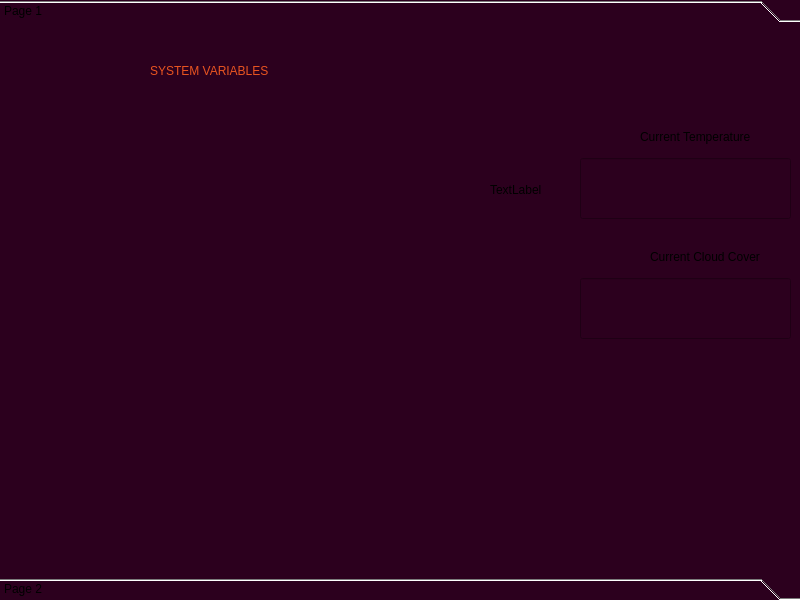
This is GUI/system.ui in kunz07/Energy-Management-of-HVAC-Systems as Qt 5 draws it before an edit. The edited form follows.
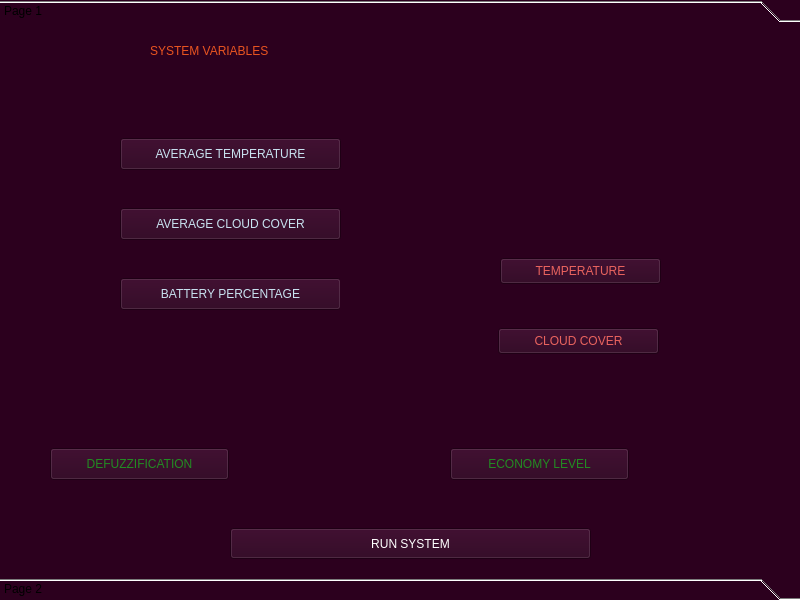
This is the edited form. Icons and pictures are not drawn.

Patch:
```diff
--- a/GUI/system.ui
+++ b/GUI/system.ui
@@ -34,63 +34,17 @@
    <attribute name="label">
     <string>Page 1</string>
    </attribute>
-   <widget class="QLineEdit" name="lineEdit">
-    <property name="geometry">
-     <rect>
-      <x>580</x>
-      <y>130</y>
-      <width>211</width>
-      <height>61</height>
-     </rect>
-    </property>
-   </widget>
-   <widget class="QLineEdit" name="lineEdit_2">
-    <property name="geometry">
-     <rect>
-      <x>580</x>
-      <y>250</y>
-      <width>211</width>
-      <height>61</height>
-     </rect>
-    </property>
-   </widget>
-   <widget class="QLabel" name="label">
-    <property name="geometry">
-     <rect>
-      <x>640</x>
-      <y>100</y>
-      <width>145</width>
-      <height>17</height>
-     </rect>
-    </property>
-    <property name="text">
-     <string>Current Temperature</string>
-    </property>
-   </widget>
-   <widget class="QLabel" name="label_2">
-    <property name="geometry">
-     <rect>
-      <x>650</x>
-      <y>220</y>
-      <width>145</width>
-      <height>17</height>
-     </rect>
-    </property>
-    <property name="text">
-     <string>Current Cloud Cover</string>
-    </property>
-   </widget>
-   <widget class="QLabel" name="label_3">
+   <widget class="QLabel" name="title">
     <property name="geometry">
      <rect>
       <x>150</x>
-      <y>0</y>
+      <y>-20</y>
       <width>503</width>
       <height>85</height>
      </rect>
     </property>
     <property name="styleSheet">
-     <string notr="true">font: 75 38pt &quot;Waree&quot;;
+     <string notr="true">font: 36pt &quot;Peace Sans&quot;;
 color: rgb(233, 84, 32);</string>
     </property>
     <property name="text">
@@ -100,16 +54,389 @@
    <widget class="QLabel" name="test">
     <property name="geometry">
      <rect>
-      <x>490</x>
-      <y>136</y>
+      <x>596</x>
+      <y>60</y>
+      <width>101</width>
+      <height>121</height>
+     </rect>
+    </property>
+    <property name="styleSheet">
+     <string notr="true">font: 76pt &quot;Slim Joe&quot;;
+color:rgb(238, 247, 251);</string>
+    </property>
+    <property name="text">
+     <string>&lt;html&gt;&lt;head/&gt;&lt;body&gt;&lt;p align=&quot;right&quot;&gt;&lt;br/&gt;&lt;/p&gt;&lt;/body&gt;&lt;/html&gt;</string>
+    </property>
+   </widget>
+   <widget class="QLabel" name="time_min">
+    <property name="geometry">
+     <rect>
+      <x>710</x>
+      <y>80</y>
       <width>67</width>
+      <height>41</height>
+     </rect>
+    </property>
+    <property name="styleSheet">
+     <string notr="true">font: 26pt &quot;Big John&quot;;
+color:rgb(238, 247, 251);</string>
+    </property>
+    <property name="text">
+     <string/>
+    </property>
+   </widget>
+   <widget class="QLabel" name="date">
+    <property name="geometry">
+     <rect>
+      <x>700</x>
+      <y>130</y>
+      <width>101</width>
+      <height>21</height>
+     </rect>
+    </property>
+    <property name="styleSheet">
+     <string notr="true">font: 10pt &quot;Big John&quot;;
+color:rgb(238, 247, 251);</string>
+    </property>
+    <property name="text">
+     <string/>
+    </property>
+   </widget>
+   <widget class="QPushButton" name="run_system">
+    <property name="geometry">
+     <rect>
+      <x>230</x>
+      <y>500</y>
+      <width>361</width>
+      <height>31</height>
+     </rect>
+    </property>
+    <property name="styleSheet">
+     <string notr="true">color: rgb(255, 255, 255);
+font: 11pt &quot;Big John&quot;;</string>
+    </property>
+    <property name="text">
+     <string>RUN SYSTEM</string>
+    </property>
+   </widget>
+   <widget class="QLabel" name="avg_temp">
+    <property name="geometry">
+     <rect>
+      <x>0</x>
+      <y>100</y>
+      <width>121</width>
       <height>51</height>
      </rect>
     </property>
     <property name="text">
-     <string>TextLabel</string>
+     <string>&lt;html&gt;&lt;head/&gt;&lt;body&gt;&lt;p&gt;&lt;br/&gt;&lt;/p&gt;&lt;/body&gt;&lt;/html&gt;</string>
     </property>
    </widget>
+   <widget class="QLabel" name="temp_icon">
+    <property name="geometry">
+     <rect>
+      <x>340</x>
+      <y>110</y>
+      <width>32</width>
+      <height>32</height>
+     </rect>
+    </property>
+    <property name="styleSheet">
+     <string notr="true">font: 26pt &quot;Big John&quot;;
+color:rgb(174, 167, 159)</string>
+    </property>
+    <property name="text">
+     <string>&lt;html&gt;&lt;head/&gt;&lt;body&gt;&lt;p&gt;&lt;img src=&quot;:/icons/Icons/thermometer.png&quot;/&gt;&lt;/p&gt;&lt;/body&gt;&lt;/html&gt;</string>
+    </property>
+   </widget>
+   <widget class="QLabel" name="avg_cc">
+    <property name="geometry">
+     <rect>
+      <x>0</x>
+      <y>170</y>
+      <width>121</width>
+      <height>51</height>
+     </rect>
+    </property>
+    <property name="styleSheet">
+     <string notr="true">font: 75 32pt &quot;Moon&quot;;
+color:rgb(238, 247, 251);</string>
+    </property>
+    <property name="text">
+     <string>&lt;html&gt;&lt;head/&gt;&lt;body&gt;&lt;p&gt;&lt;br/&gt;&lt;/p&gt;&lt;/body&gt;&lt;/html&gt;</string>
+    </property>
+   </widget>
+   <widget class="QLabel" name="avg_batt">
+    <property name="geometry">
+     <rect>
+      <x>0</x>
+      <y>240</y>
+      <width>121</width>
+      <height>51</height>
+     </rect>
+    </property>
+    <property name="styleSheet">
+     <string notr="true">font: 75 32pt &quot;Moon&quot;;
+color:rgb(238, 247, 251);</string>
+    </property>
+    <property name="text">
+     <string>&lt;html&gt;&lt;head/&gt;&lt;body&gt;&lt;p&gt;&lt;br/&gt;&lt;/p&gt;&lt;/body&gt;&lt;/html&gt;</string>
+    </property>
+   </widget>
+   <widget class="QPushButton" name="battery_percent">
+    <property name="geometry">
+     <rect>
+      <x>120</x>
+      <y>250</y>
+      <width>221</width>
+      <height>32</height>
+     </rect>
+    </property>
+    <property name="styleSheet">
+     <string notr="true">font: 75 11pt &quot;Moon&quot;;
+color: rgb(200, 226, 240);</string>
+    </property>
+    <property name="text">
+     <string>BATTERY PERCENTAGE</string>
+    </property>
+   </widget>
+   <widget class="QLabel" name="batt_icon">
+    <property name="geometry">
+     <rect>
+      <x>340</x>
+      <y>250</y>
+      <width>32</width>
+      <height>32</height>
+     </rect>
+    </property>
+    <property name="styleSheet">
+     <string notr="true">font: 26pt &quot;Big John&quot;;
+color:rgb(174, 167, 159)</string>
+    </property>
+    <property name="text">
+     <string>&lt;html&gt;&lt;head/&gt;&lt;body&gt;&lt;p&gt;&lt;img src=&quot;:/icons/Icons/battery.png&quot;/&gt;&lt;/p&gt;&lt;/body&gt;&lt;/html&gt;</string>
+    </property>
+   </widget>
+   <widget class="QLabel" name="cloud_icon">
+    <property name="geometry">
+     <rect>
+      <x>340</x>
+      <y>180</y>
+      <width>32</width>
+      <height>32</height>
+     </rect>
+    </property>
+    <property name="styleSheet">
+     <string notr="true">font: 26pt &quot;Big John&quot;;
+color:rgb(174, 167, 159)</string>
+    </property>
+    <property name="text">
+     <string>&lt;html&gt;&lt;head/&gt;&lt;body&gt;&lt;p&gt;&lt;img src=&quot;:/icons/Icons/cloudy.png&quot;/&gt;&lt;/p&gt;&lt;/body&gt;&lt;/html&gt;</string>
+    </property>
+   </widget>
+   <widget class="QPushButton" name="average_cloud_cover">
+    <property name="geometry">
+     <rect>
+      <x>120</x>
+      <y>180</y>
+      <width>221</width>
+      <height>32</height>
+     </rect>
+    </property>
+    <property name="styleSheet">
+     <string notr="true">font: 75 11pt &quot;Moon&quot;;
+color: rgb(200, 226, 240);</string>
+    </property>
+    <property name="text">
+     <string>AVERAGE CLOUD COVER</string>
+    </property>
+   </widget>
+   <widget class="QLabel" name="defuzz">
+    <property name="geometry">
+     <rect>
+      <x>240</x>
+      <y>400</y>
+      <width>161</width>
+      <height>71</height>
+     </rect>
+    </property>
+    <property name="styleSheet">
+     <string notr="true">font: 40pt &quot;Big John&quot;;
+color:rgb(238, 247, 251);</string>
+    </property>
+    <property name="text">
+     <string>&lt;html&gt;&lt;head/&gt;&lt;body&gt;&lt;p&gt;&lt;br/&gt;&lt;/p&gt;&lt;/body&gt;&lt;/html&gt;</string>
+    </property>
+   </widget>
+   <widget class="QPushButton" name="defuzzification">
+    <property name="geometry">
+     <rect>
+      <x>50</x>
+      <y>420</y>
+      <width>179</width>
+      <height>32</height>
+     </rect>
+    </property>
+    <property name="styleSheet">
+     <string notr="true">font: 11pt &quot;Peace Sans&quot;;
+color: rgb(34, 139, 34)</string>
+    </property>
+    <property name="text">
+     <string>DEFUZZIFICATION</string>
+    </property>
+   </widget>
+   <widget class="QPushButton" name="economy_level">
+    <property name="geometry">
+     <rect>
+      <x>450</x>
+      <y>420</y>
+      <width>179</width>
+      <height>32</height>
+     </rect>
+    </property>
+    <property name="styleSheet">
+     <string notr="true">font: 11pt &quot;Peace Sans&quot;;
+color: rgb(34, 139, 34)</string>
+    </property>
+    <property name="text">
+     <string>ECONOMY LEVEL</string>
+    </property>
+   </widget>
+   <widget class="QPushButton" name="temperature">
+    <property name="geometry">
+     <rect>
+      <x>500</x>
+      <y>230</y>
+      <width>161</width>
+      <height>26</height>
+     </rect>
+    </property>
+    <property name="styleSheet">
+     <string notr="true">color:rgb(233, 99, 94);
+font: 75 11pt &quot;Moon&quot;;</string>
+    </property>
+    <property name="text">
+     <string>TEMPERATURE</string>
+    </property>
+   </widget>
+   <widget class="QPushButton" name="average_temperature">
+    <property name="geometry">
+     <rect>
+      <x>120</x>
+      <y>110</y>
+      <width>221</width>
+      <height>32</height>
+     </rect>
+    </property>
+    <property name="styleSheet">
+     <string notr="true">font: 75 11pt &quot;Moon&quot;;
+color: rgb(200, 226, 240);</string>
+    </property>
+    <property name="text">
+     <string>AVERAGE TEMPERATURE</string>
+    </property>
+   </widget>
+   <widget class="QPushButton" name="cloud_cover">
+    <property name="geometry">
+     <rect>
+      <x>498</x>
+      <y>300</y>
+      <width>161</width>
+      <height>26</height>
+     </rect>
+    </property>
+    <property name="styleSheet">
+     <string notr="true">color:rgb(233, 99, 94);
+font: 75 11pt &quot;Moon&quot;;</string>
+    </property>
+    <property name="text">
+     <string>CLOUD COVER</string>
+    </property>
+   </widget>
+   <widget class="QLabel" name="temp">
+    <property name="geometry">
+     <rect>
+      <x>662</x>
+      <y>210</y>
+      <width>131</width>
+      <height>61</height>
+     </rect>
+    </property>
+    <property name="styleSheet">
+     <string notr="true">font: 75 32pt &quot;Moon&quot;;
+color:rgb(238, 247, 251);</string>
+    </property>
+    <property name="text">
+     <string>&lt;html&gt;&lt;head/&gt;&lt;body&gt;&lt;p&gt;&lt;br/&gt;&lt;/p&gt;&lt;/body&gt;&lt;/html&gt;</string>
+    </property>
+   </widget>
+   <widget class="QLabel" name="cc">
+    <property name="geometry">
+     <rect>
+      <x>660</x>
+      <y>280</y>
+      <width>131</width>
+      <height>61</height>
+     </rect>
+    </property>
+    <property name="styleSheet">
+     <string notr="true">font: 75 32pt &quot;Moon&quot;;
+color:rgb(238, 247, 251);</string>
+    </property>
+    <property name="text">
+     <string>&lt;html&gt;&lt;head/&gt;&lt;body&gt;&lt;p&gt;&lt;br/&gt;&lt;/p&gt;&lt;/body&gt;&lt;/html&gt;</string>
+    </property>
+   </widget>
+   <widget class="QLabel" name="eco_level">
+    <property name="geometry">
+     <rect>
+      <x>640</x>
+      <y>400</y>
+      <width>61</width>
+      <height>71</height>
+     </rect>
+    </property>
+    <property name="styleSheet">
+     <string notr="true">font: 40pt &quot;Big John&quot;;
+color:rgb(238, 247, 251);</string>
+    </property>
+    <property name="text">
+     <string>&lt;html&gt;&lt;head/&gt;&lt;body&gt;&lt;p&gt;&lt;br/&gt;&lt;/p&gt;&lt;/body&gt;&lt;/html&gt;</string>
+    </property>
+   </widget>
+   <zorder>title</zorder>
+   <zorder>time_hours</zorder>
+   <zorder>time_min</zorder>
+   <zorder>date</zorder>
+   <zorder>run_system</zorder>
+   <zorder>time_min_3</zorder>
+   <zorder>avg_temp</zorder>
+   <zorder>temp_icon</zorder>
+   <zorder>avg_cc</zorder>
+   <zorder>avg_batt</zorder>
+   <zorder>login_3</zorder>
+   <zorder>battery_percent</zorder>
+   <zorder>batt_icon</zorder>
+   <zorder>cloud_icon</zorder>
+   <zorder>average_cloud_cover</zorder>
+   <zorder>defuzz</zorder>
+   <zorder>defuzzification</zorder>
+   <zorder>economy_level</zorder>
+   <zorder>defuzz</zorder>
+   <zorder>cloud_cover</zorder>
+   <zorder>average_temperature</zorder>
+   <zorder>temp_icon</zorder>
+   <zorder>average_cloud_cover</zorder>
+   <zorder>cloud_icon</zorder>
+   <zorder>battery_percent</zorder>
+   <zorder>batt_icon</zorder>
+   <zorder>cloud_cover</zorder>
+   <zorder>temp</zorder>
+   <zorder>cc</zorder>
+   <zorder>defuzzification</zorder>
+   <zorder>economy_level</zorder>
+   <zorder>eco_level</zorder>
+   <zorder>temperature</zorder>
   </widget>
   <widget class="QWidget" name="Room_Conditions">
    <property name="geometry">
```
Left out of the diff: 10 changed lines with no effect on the pictures.
